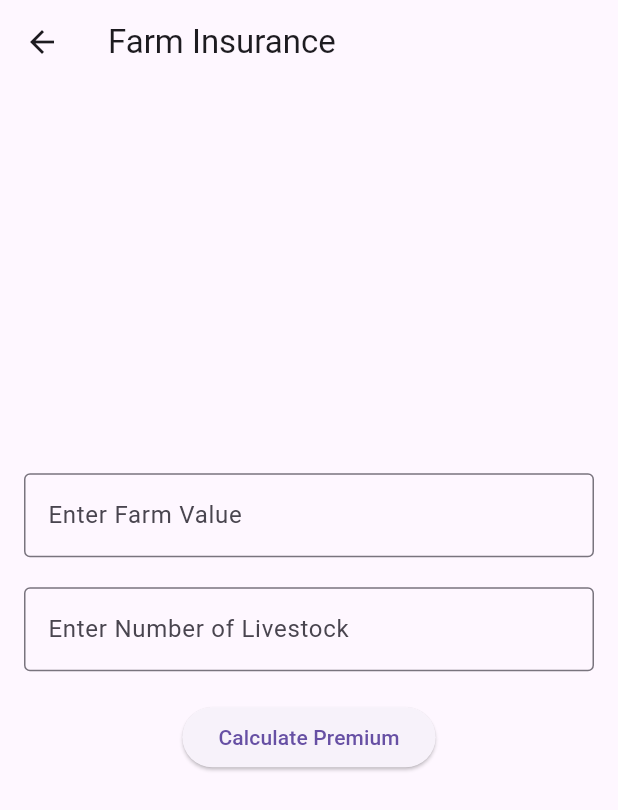
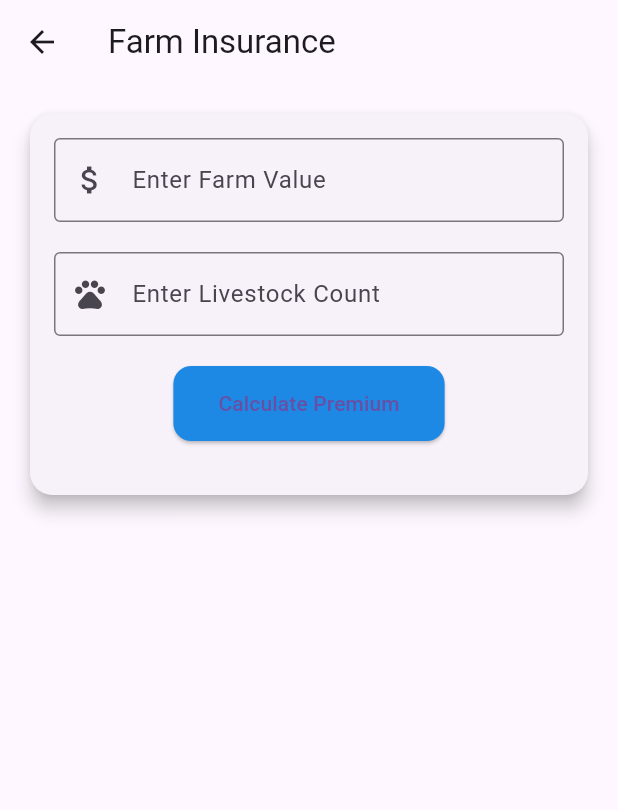
Before and after one commit to zimnhashman/insurance_pricer_final, a Flutter app: the screen it shows after launch, after a tap on "Farm Insurance", on a phone screen of 412 x 824 dp. Shown: the top 810 px of the screen. Run offline on Flutter 3.47's test engine with Material 3 defaults, Android fonts, the phone set to English and light mode, and no system bars.

Commit message:
feat: UI overhaul

```diff
--- a/lib/main.dart
+++ b/lib/main.dart
@@ -10,9 +10,13 @@ class MyApp extends StatelessWidget {
   @override
   Widget build(BuildContext context) {
     return MaterialApp(
+      debugShowCheckedModeBanner: false,
       title: 'Insurance Calculator',
       theme: ThemeData(
         primarySwatch: Colors.blue,
+        textTheme: const TextTheme(
+          headlineMedium: TextStyle(fontSize: 20, fontWeight: FontWeight.bold),
+        ),
       ),
       initialRoute: '/',
       routes: {
@@ -33,42 +37,77 @@ class HomeScreen extends StatelessWidget {
   Widget build(BuildContext context) {
     return Scaffold(
       appBar: AppBar(title: const Text('Insurance Calculator')),
-      body: Center(
+      body: Container(
+        decoration: BoxDecoration(
+          gradient: LinearGradient(
+            colors: [Colors.blue.shade400, Colors.blue.shade700],
+            begin: Alignment.topLeft,
+            end: Alignment.bottomRight,
+          ),
+        ),
+        child: Center(
           child: Column(
             mainAxisAlignment: MainAxisAlignment.center,
             children: [
-            ElevatedButton(
+              ElevatedButton.icon(
                 onPressed: () {
                   Navigator.pushNamed(context, '/motorVehicle');
                 },
-              child: const Text('Motor Vehicle Insurance'),
+                icon: const Icon(Icons.directions_car),
+                label: const Text('Motor Vehicle Insurance'),
+                style: ElevatedButton.styleFrom(
+                  shape: RoundedRectangleBorder(borderRadius: BorderRadius.circular(12)),
+                  padding: const EdgeInsets.symmetric(horizontal: 30, vertical: 15),
+                  backgroundColor: Colors.white,
                 ),
-            ElevatedButton(
+              ),
+              const SizedBox(height: 20),
+              ElevatedButton.icon(
                 onPressed: () {
                   Navigator.pushNamed(context, '/homeownerProperty');
                 },
-              child: const Text('Homeowner Insurance'),
+                icon: const Icon(Icons.home),
+                label: const Text('Homeowner Insurance'),
+                style: ElevatedButton.styleFrom(
+                  shape: RoundedRectangleBorder(borderRadius: BorderRadius.circular(12)),
+                  padding: const EdgeInsets.symmetric(horizontal: 30, vertical: 15),
+                  backgroundColor: Colors.white,
                 ),
-            ElevatedButton(
+              ),
+              const SizedBox(height: 20),
+              ElevatedButton.icon(
                 onPressed: () {
                   Navigator.pushNamed(context, '/farm');
                 },
-              child: const Text('Farm Insurance'),
+                icon: const Icon(Icons.agriculture),
+                label: const Text('Farm Insurance'),
+                style: ElevatedButton.styleFrom(
+                  shape: RoundedRectangleBorder(borderRadius: BorderRadius.circular(12)),
+                  padding: const EdgeInsets.symmetric(horizontal: 30, vertical: 15),
+                  backgroundColor: Colors.white,
                 ),
-            ElevatedButton(
+              ),
+              const SizedBox(height: 20),
+              ElevatedButton.icon(
                 onPressed: () {
                   Navigator.pushNamed(context, '/cellphone');
                 },
-              child: const Text('Cellphone Insurance'),
+                icon: const Icon(Icons.phone_android),
+                label: const Text('Cellphone Insurance'),
+                style: ElevatedButton.styleFrom(
+                  shape: RoundedRectangleBorder(borderRadius: BorderRadius.circular(12)),
+                  padding: const EdgeInsets.symmetric(horizontal: 30, vertical: 15),
+                  backgroundColor: Colors.white,
+                ),
               ),
             ],
+          ),
         ),
       ),
     );
   }
 }
 
-// Motor Vehicle Insurance Screen
 class MotorVehicleScreen extends StatefulWidget {
   const MotorVehicleScreen({super.key});
 
@@ -103,35 +142,53 @@ class _MotorVehicleScreenState extends State<MotorVehicleScreen> {
       appBar: AppBar(title: const Text('Motor Vehicle Insurance')),
       body: Padding(
         padding: const EdgeInsets.all(16.0),
+        child: ListView(
+          children: [
+            Card(
+              elevation: 5,
+              shape: RoundedRectangleBorder(borderRadius: BorderRadius.circular(15)),
+              child: Padding(
+                padding: const EdgeInsets.all(16.0),
                 child: Column(
-          mainAxisAlignment: MainAxisAlignment.center,
                   children: [
                     TextField(
                       controller: _vehicleValueController,
-              decoration: InputDecoration(
+                      decoration: const InputDecoration(
                         border: OutlineInputBorder(),
                         labelText: 'Enter Vehicle Value',
+                        prefixIcon: Icon(Icons.attach_money),
                       ),
                       keyboardType: TextInputType.number,
                     ),
                     const SizedBox(height: 20),
                     TextField(
                       controller: _driverAgeController,
-              decoration: InputDecoration(
+                      decoration: const InputDecoration(
                         border: OutlineInputBorder(),
                         labelText: 'Enter Driver Age',
+                        prefixIcon: Icon(Icons.person),
                       ),
                       keyboardType: TextInputType.number,
                     ),
                     const SizedBox(height: 20),
                     ElevatedButton(
                       onPressed: _calculatePremium,
+                      style: ElevatedButton.styleFrom(
+                        shape: RoundedRectangleBorder(borderRadius: BorderRadius.circular(12)),
+                        padding: const EdgeInsets.symmetric(horizontal: 30, vertical: 15),
+                        backgroundColor: Colors.blue.shade600,
+                      ),
                       child: const Text('Calculate Premium'),
                     ),
                     const SizedBox(height: 20),
+                    if (_result.isNotEmpty)
                       Text(
                         _result,
-              style: const TextStyle(fontSize: 20),
+                        style: const TextStyle(fontSize: 20, fontWeight: FontWeight.bold),
+                      ),
+                  ],
+                ),
+              ),
             ),
           ],
         ),
@@ -140,7 +197,6 @@ class _MotorVehicleScreenState extends State<MotorVehicleScreen> {
   }
 }
 
-// Homeowner Insurance Screen
 class HomeownerPropertyScreen extends StatefulWidget {
   const HomeownerPropertyScreen({super.key});
 
@@ -175,35 +231,53 @@ class _HomeownerPropertyScreenState extends State<HomeownerPropertyScreen> {
       appBar: AppBar(title: const Text('Homeowner Insurance')),
       body: Padding(
         padding: const EdgeInsets.all(16.0),
+        child: ListView(
+          children: [
+            Card(
+              elevation: 5,
+              shape: RoundedRectangleBorder(borderRadius: BorderRadius.circular(15)),
+              child: Padding(
+                padding: const EdgeInsets.all(16.0),
                 child: Column(
-          mainAxisAlignment: MainAxisAlignment.center,
                   children: [
                     TextField(
                       controller: _propertyValueController,
-              decoration: InputDecoration(
+                      decoration: const InputDecoration(
                         border: OutlineInputBorder(),
                         labelText: 'Enter Property Value',
+                        prefixIcon: Icon(Icons.attach_money),
                       ),
                       keyboardType: TextInputType.number,
                     ),
                     const SizedBox(height: 20),
                     TextField(
                       controller: _locationRiskController,
-              decoration: InputDecoration(
+                      decoration: const InputDecoration(
                         border: OutlineInputBorder(),
                         labelText: 'Enter Location Risk Score (0-1)',
+                        prefixIcon: Icon(Icons.location_on),
                       ),
                       keyboardType: TextInputType.number,
                     ),
                     const SizedBox(height: 20),
                     ElevatedButton(
                       onPressed: _calculatePremium,
+                      style: ElevatedButton.styleFrom(
+                        shape: RoundedRectangleBorder(borderRadius: BorderRadius.circular(12)),
+                        padding: const EdgeInsets.symmetric(horizontal: 30, vertical: 15),
+                        backgroundColor: Colors.blue.shade600,
+                      ),
                       child: const Text('Calculate Premium'),
                     ),
                     const SizedBox(height: 20),
+                    if (_result.isNotEmpty)
                       Text(
                         _result,
-              style: const TextStyle(fontSize: 20),
+                        style: const TextStyle(fontSize: 20, fontWeight: FontWeight.bold),
+                      ),
+                  ],
+                ),
+              ),
             ),
           ],
         ),
@@ -212,7 +286,6 @@ class _HomeownerPropertyScreenState extends State<HomeownerPropertyScreen> {
   }
 }
 
-// Farm Insurance Screen
 class FarmScreen extends StatefulWidget {
   const FarmScreen({super.key});
 
@@ -247,35 +320,53 @@ class _FarmScreenState extends State<FarmScreen> {
       appBar: AppBar(title: const Text('Farm Insurance')),
       body: Padding(
         padding: const EdgeInsets.all(16.0),
+        child: ListView(
+          children: [
+            Card(
+              elevation: 5,
+              shape: RoundedRectangleBorder(borderRadius: BorderRadius.circular(15)),
+              child: Padding(
+                padding: const EdgeInsets.all(16.0),
                 child: Column(
-          mainAxisAlignment: MainAxisAlignment.center,
                   children: [
                     TextField(
                       controller: _farmValueController,
-              decoration: InputDecoration(
+                      decoration: const InputDecoration(
                         border: OutlineInputBorder(),
                         labelText: 'Enter Farm Value',
+                        prefixIcon: Icon(Icons.attach_money),
                       ),
                       keyboardType: TextInputType.number,
                     ),
                     const SizedBox(height: 20),
                     TextField(
                       controller: _livestockCountController,
-              decoration: InputDecoration(
+                      decoration: const InputDecoration(
                         border: OutlineInputBorder(),
-                labelText: 'Enter Number of Livestock',
+                        labelText: 'Enter Livestock Count',
+                        prefixIcon: Icon(Icons.pets),
                       ),
                       keyboardType: TextInputType.number,
                     ),
                     const SizedBox(height: 20),
                     ElevatedButton(
                       onPressed: _calculatePremium,
+                      style: ElevatedButton.styleFrom(
+                        shape: RoundedRectangleBorder(borderRadius: BorderRadius.circular(12)),
+                        padding: const EdgeInsets.symmetric(horizontal: 30, vertical: 15),
+                        backgroundColor: Colors.blue.shade600,
+                      ),
                       child: const Text('Calculate Premium'),
                     ),
                     const SizedBox(height: 20),
+                    if (_result.isNotEmpty)
                       Text(
                         _result,
-              style: const TextStyle(fontSize: 20),
+                        style: const TextStyle(fontSize: 20, fontWeight: FontWeight.bold),
+                      ),
+                  ],
+                ),
+              ),
             ),
           ],
         ),
@@ -284,7 +375,6 @@ class _FarmScreenState extends State<FarmScreen> {
   }
 }
 
-// Cellphone Insurance Screen
 class CellphoneScreen extends StatefulWidget {
   const CellphoneScreen({super.key});
 
@@ -317,26 +407,43 @@ class _CellphoneScreenState extends State<CellphoneScreen> {
       appBar: AppBar(title: const Text('Cellphone Insurance')),
       body: Padding(
         padding: const EdgeInsets.all(16.0),
+        child: ListView(
+          children: [
+            Card(
+              elevation: 5,
+              shape: RoundedRectangleBorder(borderRadius: BorderRadius.circular(15)),
+              child: Padding(
+                padding: const EdgeInsets.all(16.0),
                 child: Column(
-          mainAxisAlignment: MainAxisAlignment.center,
                   children: [
                     TextField(
                       controller: _phoneValueController,
-              decoration: InputDecoration(
+                      decoration: const InputDecoration(
                         border: OutlineInputBorder(),
                         labelText: 'Enter Phone Value',
+                        prefixIcon: Icon(Icons.phone),
                       ),
                       keyboardType: TextInputType.number,
                     ),
                     const SizedBox(height: 20),
                     ElevatedButton(
                       onPressed: _calculatePremium,
+                      style: ElevatedButton.styleFrom(
+                        shape: RoundedRectangleBorder(borderRadius: BorderRadius.circular(12)),
+                        padding: const EdgeInsets.symmetric(horizontal: 30, vertical: 15),
+                       backgroundColor: Colors.blue.shade600,
+                      ),
                       child: const Text('Calculate Premium'),
                     ),
                     const SizedBox(height: 20),
+                    if (_result.isNotEmpty)
                       Text(
                         _result,
-              style: const TextStyle(fontSize: 20),
+                        style: const TextStyle(fontSize: 20, fontWeight: FontWeight.bold),
+                      ),
+                  ],
+                ),
+              ),
             ),
           ],
         ),
@@ -345,10 +452,8 @@ class _CellphoneScreenState extends State<CellphoneScreen> {
   }
 }
 
-// Premium Calculation Logic
 class PremiumCalculator {
   static double calculateMotorVehiclePremium(double vehicleValue, int driverAge) {
-    // Example calculation logic
     double basePremium = vehicleValue * 0.05;
     if (driverAge < 25) {
       basePremium *= 1.2; // Increase for young drivers
@@ -357,17 +462,14 @@ class PremiumCalculator {
   }
 
   static double calculateHomeownerPremium(double propertyValue, double locationRisk) {
-    // Example calculation logic
     return propertyValue * 0.02 + (locationRisk * 100);
   }
 
   static double calculateFarmPremium(double farmValue, int livestockCount) {
-    // Example calculation logic
     return farmValue * 0.03 + (livestockCount * 50);
   }
 
   static double calculateCellphonePremium(double phoneValue) {
-    // Example calculation logic
     return phoneValue * 0.1;
   }
 }
```
Lines whose indentation alone changed are shown as unchanged.
